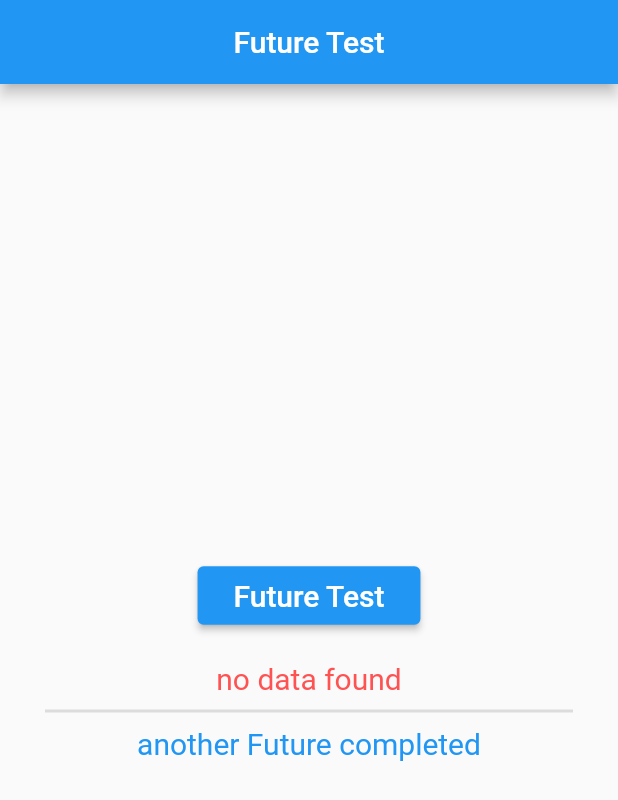
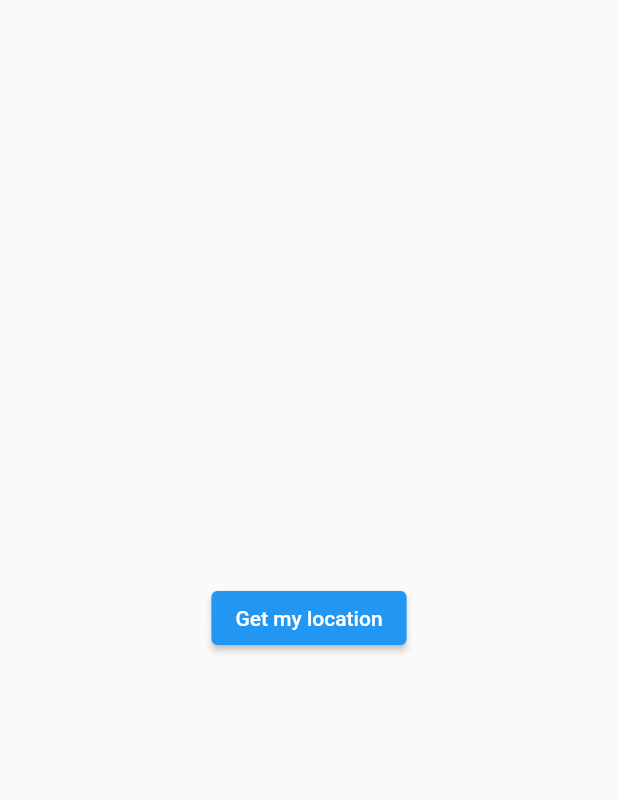
Before and after one commit to organguy/CodingChef, a Flutter app: the screen it shows after launch, on a phone screen of 412 x 824 dp. Shown: the top 800 px of the screen. Run offline on Flutter 3.47's test engine with Material 2 defaults, Android fonts, the phone set to English and light mode, and no system bars; our stand-ins replace fluttertoast, geolocator, introduction_screen, like_button.

Commit message:
- 조금 매운맛 강좌   - Weather App

```diff
--- a/lib/main.dart
+++ b/lib/main.dart
@@ -12,6 +12,7 @@ import 'package:coding_chef/responsive_page.dart';
 import 'package:coding_chef/row_page.dart';
 import 'package:coding_chef/snackbar_page.dart';
 import 'package:coding_chef/toast_page.dart';
+import 'package:coding_chef/weather_app/weather_loading.dart';
 import 'package:flutter/material.dart';
 import 'grade_page.dart';
 import 'onboarding_page.dart';
@@ -37,7 +38,7 @@ class MyApp extends StatelessWidget {
     return const MaterialApp(
       debugShowCheckedModeBanner: false,
       title: 'BBANTO',
-      home: FutureTestPage(),
+      home: WeatherLoading(),
     );
   }
 }
--- /dev/null
+++ b/lib/weather_app/data/network.dart
@@ -0,0 +1,19 @@
+
+import 'package:http/http.dart' as http;
+import 'dart:convert';
+
+class Network{
+  final String url;
+  Network(this.url);
+
+  Future<dynamic> getJsonData() async{
+    Uri weatherUri = Uri.parse(url);
+    http.Response response = await http.get(weatherUri);
+
+    if(response.statusCode == 200) {
+      String jsonData = response.body;
+      var weatherJson = jsonDecode(jsonData);
+      return weatherJson;
+    }
+  }
+}
--- /dev/null
+++ b/lib/weather_app/weather_loading.dart
@@ -0,0 +1,54 @@
+import 'package:coding_chef/weather_app/data/network.dart';
+import 'package:flutter/material.dart';
+import 'data/my_location.dart';
+
+class WeatherLoading extends StatefulWidget {
+  const WeatherLoading({Key? key}) : super(key: key);
+
+  @override
+  State<WeatherLoading> createState() => _WeatherLoadingState();
+}
+
+class _WeatherLoadingState extends State<WeatherLoading> {
+
+  late double latitude;
+  late double longitude;
+  final String weatherUrl = 'https://samples.openweathermap.org/data/2.5/weather?q=London&appid=b1b15e88fa797225412429c1c50c122a1';
+
+  @override
+  Widget build(BuildContext context) {
+    return Scaffold(
+      body: Center(
+        child: ElevatedButton(
+          onPressed: () {
+
+          },
+          style: ElevatedButton.styleFrom(backgroundColor: Colors.blue),
+          child: const Text(
+            'Get my location',
+            style: TextStyle(color: Colors.white),
+          ),
+        ),
+      ),
+    );
+  }
+
+  @override
+  void initState() {
+    super.initState();
+    getLocation();
+  }
+
+  void getLocation() async{
+    MyLocation myLocation = MyLocation();
+    await myLocation.getMyCurrentLocation();
+    latitude = myLocation.latitude;
+    longitude = myLocation.longitude;
+    debugPrint(latitude.toString());
+    debugPrint(longitude.toString());
+
+    Network network = Network(weatherUrl);
+    var weatherData = await network.getJsonData();
+    debugPrint(weatherData.toString());
+  }
+}
--- a/pubspec.yaml
+++ b/pubspec.yaml
@@ -39,6 +39,8 @@ dependencies:
   fluttertoast: ^8.0.9
   introduction_screen: ^3.0.2
   like_button: ^2.0.4
+  geolocator: ^9.0.1
+  http: ^0.13.5
 
 dev_dependencies:
   flutter_test:
```
Also changed, not shown: lib/weather_app/data/my_location.dart (added, +20 -0 lines), pubspec.lock, 4 other files.
